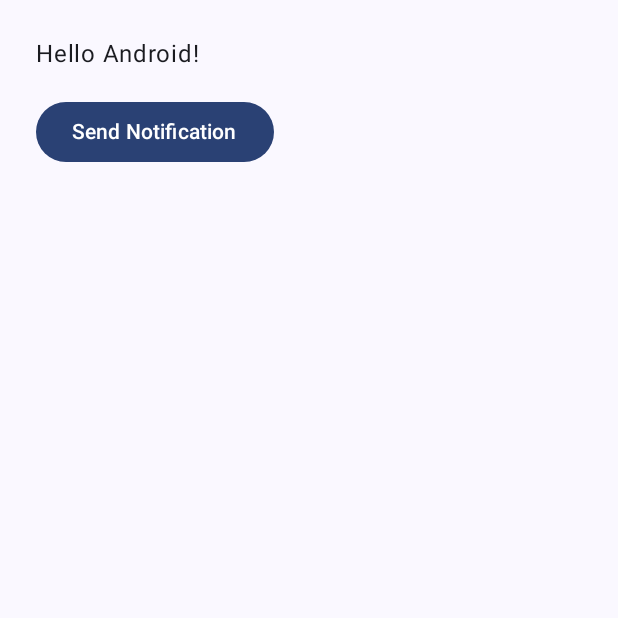
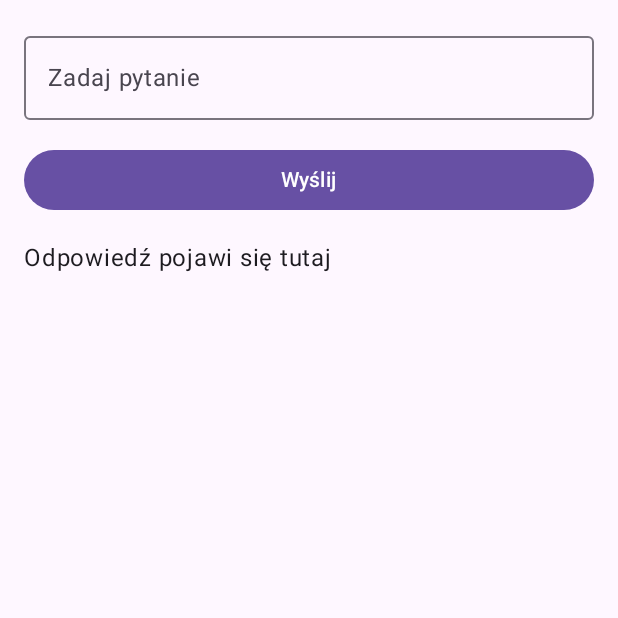
Before and after one commit to Gou-ash/FishyFrank, an Android app built with Jetpack Compose: the screen it shows after launch (MainActivity), on a phone screen of 412 x 824 dp, the top half of it. Run offline under Robolectric (Android 15) with nearby library versions, the phone set to English and light mode, and no system bars.

Commit message:
Basic gemini prompt integration

```diff
--- a/app/build.gradle.kts
+++ b/app/build.gradle.kts
@@ -64,4 +64,8 @@ dependencies {
     androidTestImplementation(libs.androidx.ui.test.junit4)
     debugImplementation(libs.androidx.ui.tooling)
     debugImplementation(libs.androidx.ui.test.manifest)
+
+    // Retrofit i Gson
+    implementation("com.squareup.retrofit2:retrofit:2.9.0")
+    implementation("com.squareup.retrofit2:converter-gson:2.9.0")
 }
--- a/app/src/main/AndroidManifest.xml
+++ b/app/src/main/AndroidManifest.xml
@@ -2,6 +2,7 @@
 <manifest xmlns:android="http://schemas.android.com/apk/res/android"
           xmlns:tools="http://schemas.android.com/tools">
     <uses-permission android:name="android.permission.POST_NOTIFICATIONS"/>
+    <uses-permission android:name="android.permission.INTERNET"/>
     <application
             android:allowBackup="true"
             android:dataExtractionRules="@xml/data_extraction_rules"
--- /dev/null
+++ b/app/src/main/java/com/example/hackaton/GeminiApi.kt
@@ -0,0 +1,20 @@
+package com.example.hackaton
+
+import retrofit2.Call
+import retrofit2.Callback
+import retrofit2.Response
+import retrofit2.Retrofit
+import retrofit2.converter.gson.GsonConverterFactory
+import retrofit2.http.Body
+import retrofit2.http.Headers
+import retrofit2.http.POST
+import retrofit2.http.Query
+
+interface GeminiApi {
+    @Headers("Content-Type: application/json")
+    @POST("v1beta/models/gemini-2.0-flash:generateContent")
+    fun generateContent(
+        @Query("key") apiKey: String,
+        @Body request: GeminiRequest
+    ): Call<GeminiResponse>
+}
--- a/app/src/main/java/com/example/hackaton/MainActivity.kt
+++ b/app/src/main/java/com/example/hackaton/MainActivity.kt
@@ -1,79 +1,118 @@
 package com.example.hackaton
 
-import android.Manifest
-import android.os.Build
 import android.os.Bundle
 import androidx.activity.ComponentActivity
 import androidx.activity.compose.setContent
-import androidx.activity.enableEdgeToEdge
 import androidx.compose.foundation.layout.*
 import androidx.compose.material3.*
 import androidx.compose.runtime.*
 import androidx.compose.ui.Modifier
 import androidx.compose.ui.tooling.preview.Preview
 import androidx.compose.ui.unit.dp
-import androidx.core.app.ActivityCompat
-import com.example.hackaton.ui.theme.HackatonTheme
+
+import androidx.compose.ui.unit.sp
+import retrofit2.*
+import retrofit2.converter.gson.GsonConverterFactory
 
 class MainActivity : ComponentActivity() {
 
-    companion object {
-        const val CHANNEL_ID = "my_channel_id"
-        const val NOTIFICATION_ID = 1
-    }
-
     override fun onCreate(savedInstanceState: Bundle?) {
         super.onCreate(savedInstanceState)
-        enableEdgeToEdge()
+        setContent {
+            var responseText by remember { mutableStateOf("Odpowiedź pojawi się tutaj") }
 
-        // Request notification permission if on Android 13+
-        if (Build.VERSION.SDK_INT >= Build.VERSION_CODES.TIRAMISU) {
-            ActivityCompat.requestPermissions(
-                this,
-                arrayOf(Manifest.permission.POST_NOTIFICATIONS),
-                1001
-            )
-        }
-
-        // Create notification channel
-        val notificationHelper = NotificationHelper(this)
-        notificationHelper.createChannel(CHANNEL_ID)
-
-        setContent {
-            HackatonTheme {
-                Scaffold(modifier = Modifier.fillMaxSize()) { innerPadding ->
-                    // Show a button to send notification
-                    NotificationDemo(
-                        modifier = Modifier.padding(innerPadding),
-                        onSendNotif = {
-                            notificationHelper.sendNotification(CHANNEL_ID, NOTIFICATION_ID)
-                        }
+            MaterialTheme {
+                Surface(modifier = Modifier.fillMaxSize()) {
+                    GeminiChatScreen(
+                        onSend = { prompt ->
+                            askGemini(prompt) { reply ->
+                                responseText = reply
+                            }
+                        },
+                        responseText = responseText
                     )
                 }
             }
         }
     }
+
+    private fun askGemini(prompt: String, onResponse: (String) -> Unit) {
+        val retrofit = Retrofit.Builder()
+            .baseUrl("https://generativelanguage.googleapis.com/")
+            .addConverterFactory(GsonConverterFactory.create())
+            .build()
+
+        val api = retrofit.create(GeminiApi::class.java)
+        val request = GeminiRequest(
+            contents = listOf(Content(parts = listOf(Part(text = prompt))))
+        )
+
+        val apiKey = "AIzaSyBhUnruHaNIMcZgVvoVl3HcUjP5Iou5KLE"
+
+
+        api.generateContent(apiKey, request)
+            .enqueue(object : Callback<GeminiResponse> {
+                override fun onResponse(call: Call<GeminiResponse>, response: Response<GeminiResponse>) {
+                    if (!response.isSuccessful) {
+                        val err = response.errorBody()?.string() ?: "Unknown error"
+                        onResponse("Błąd API: $err")
+                        return
+                    }
+                    val reply = response.body()?.candidates
+                        ?.firstOrNull()?.content?.parts
+                        ?.firstOrNull()?.text
+                    onResponse(reply ?: "Brak treści w odpowiedzi")
+                }
+
+                override fun onFailure(call: Call<GeminiResponse>, t: Throwable) {
+                    onResponse("Network error: ${t.message}")
+                }
+            })
+    }
 }
 
 @Composable
-fun NotificationDemo(modifier: Modifier = Modifier, onSendNotif: () -> Unit) {
+fun GeminiChatScreen(
+    onSend: (String) -> Unit,
+    responseText: String
+) {
+    var prompt by remember { mutableStateOf("") }
+
     Column(
-        modifier = modifier
+        modifier = Modifier
             .fillMaxSize()
-            .padding(24.dp)
+            .padding(16.dp)
     ) {
-        Text(text = "Hello Android!")
+        OutlinedTextField(
+            value = prompt,
+            onValueChange = { prompt = it },
+            label = { Text("Zadaj pytanie") },
+            modifier = Modifier.fillMaxWidth()
+        )
+
         Spacer(modifier = Modifier.height(16.dp))
-        Button(onClick = { onSendNotif() }) {
-            Text("Send Notification")
+
+        Button(
+            onClick = { onSend(prompt) },
+            modifier = Modifier.fillMaxWidth()
+        ) {
+            Text("Wyślij")
         }
+
+        Spacer(modifier = Modifier.height(16.dp))
+
+        Text(
+            text = responseText,
+            fontSize = 16.sp,
+            modifier = Modifier.fillMaxWidth()
+        )
     }
 }
 
 @Preview(showBackground = true)
 @Composable
-fun NotificationDemoPreview() {
-    HackatonTheme {
-        NotificationDemo(onSendNotif = {})
+fun PreviewGeminiChatScreen() {
+    MaterialTheme {
+        GeminiChatScreen(onSend = {}, responseText = "Odpowiedź pojawi się tutaj")
     }
 }
--- a/app/src/main/java/com/example/hackaton/Notification.kt
+++ /dev/null
@@ -1,55 +0,0 @@
-package com.example.hackaton
-
-import android.app.NotificationChannel
-import android.app.NotificationManager
-import android.content.Context
-import android.os.Build
-import androidx.core.app.NotificationCompat
-import androidx.core.app.NotificationManagerCompat
-import androidx.core.app.ActivityCompat
-import android.content.pm.PackageManager
-import android.Manifest
-//import androidx.appcompat.app.AppCompatActivity
-
-class NotificationHelper(private val context: Context) {
-
-    fun createChannel(channelId: String) {
-        if (Build.VERSION.SDK_INT >= Build.VERSION_CODES.O) {
-            val name = context.getString(R.string.channel_name)
-            val descriptionText = context.getString(R.string.channel_description)
-            val importance = NotificationManager.IMPORTANCE_DEFAULT
-            val mChannel = NotificationChannel(channelId, name, importance)
-            mChannel.description = descriptionText
-            val notificationManager = context.getSystemService(Context.NOTIFICATION_SERVICE) as NotificationManager
-            notificationManager.createNotificationChannel(mChannel)
-        }
-    }
-
-    fun getNotificationBuilder(channelId: String): NotificationCompat.Builder {
-        return NotificationCompat.Builder(context, channelId)
-            .setSmallIcon(R.drawable.notification_icon)
-            .setContentTitle("Tytuł")
-            .setContentText("Ważne info")
-            .setPriority(NotificationCompat.PRIORITY_DEFAULT)
-    }
-
-    fun sendNotification(channelId: String, notificationId: Int) {
-        val builder = getNotificationBuilder(channelId)
-
-        // Check notification permission (Android 13+)
-        if (Build.VERSION.SDK_INT >= Build.VERSION_CODES.TIRAMISU) {
-            if (ActivityCompat.checkSelfPermission(
-                    context,
-                    Manifest.permission.POST_NOTIFICATIONS
-                ) != PackageManager.PERMISSION_GRANTED
-            ) {
-                // Permission is not granted, handle accordingly (request permission in Activity)
-                return
-            }
-        }
-
-        with(NotificationManagerCompat.from(context)) {
-            notify(notificationId, builder.build())
-        }
-    }
-}
--- a/gradle/libs.versions.toml
+++ b/gradle/libs.versions.toml
@@ -1,5 +1,5 @@
 [versions]
-agp = "8.6.0-alpha07"
+agp = "8.6.1"
 kotlin = "1.9.0"
 coreKtx = "1.10.1"
 junit = "4.13.2"
```
Also changed, not shown: app/src/main/java/com/example/hackaton/GeminiModels.kt (added, +22 -0 lines), 1 other file.
